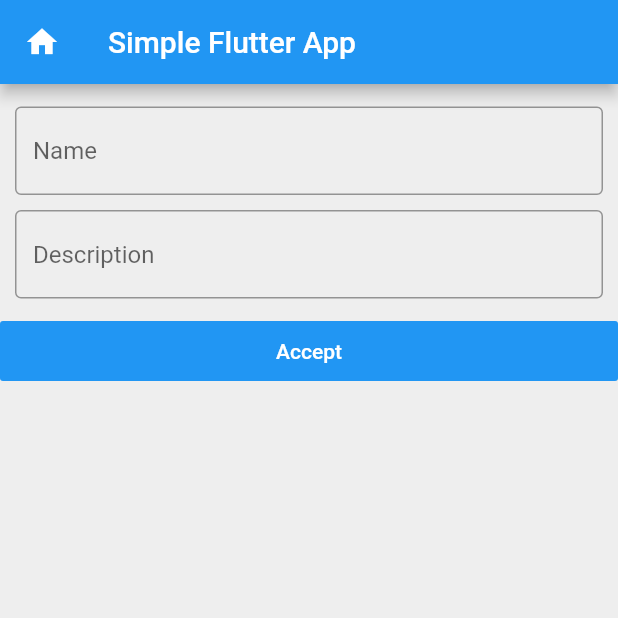
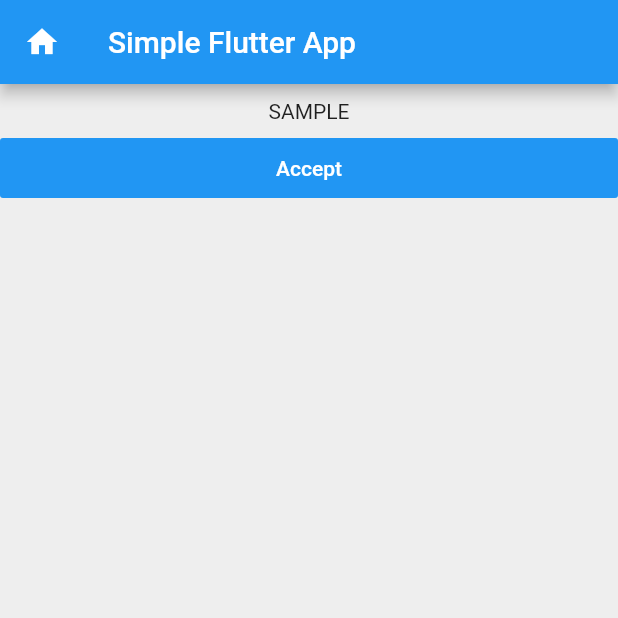
Before and after one commit to cortiz37/flutter_springboot, a Flutter app: the FormElements screen opened by its route, on a phone screen of 412 x 824 dp, the top half of it. Run offline on Flutter 3.47's test engine with Material 2 defaults, Android fonts, the phone set to English and light mode, and no system bars; network calls fail.

Commit message:
Revert "name & description inputs."
This reverts commit d701b127

```diff
--- a/flutter_ui/lib/routes/form_elements.dart
+++ b/flutter_ui/lib/routes/form_elements.dart
@@ -13,27 +13,6 @@ class _FormElements extends State<FormElements> {
   final GlobalKey<FormState> _formKey = GlobalKey<FormState>();
 
   Widget _buildForm(BuildContext context) {
-    var controls = [
-      Padding(
-        padding: EdgeInsets.symmetric(vertical: 5),
-        child: TextFormField(
-          decoration: InputDecoration(
-            hintText: 'Name',
-            border: OutlineInputBorder(borderRadius: BorderRadius.circular(4)),
-          ),
-        ),
-      ),
-      Padding(
-        padding: EdgeInsets.symmetric(vertical: 5),
-        child: TextFormField(
-          decoration: InputDecoration(
-            hintText: 'Description',
-            border: OutlineInputBorder(borderRadius: BorderRadius.circular(4)),
-          ),
-        ),
-      ),
-    ];
-
     return Form(
       child: Column(
         mainAxisSize: MainAxisSize.min,
@@ -44,7 +23,7 @@ class _FormElements extends State<FormElements> {
               key: _formKey,
               child: Column(
                 crossAxisAlignment: CrossAxisAlignment.start,
-                children: controls,
+                children: [Text('SAMPLE')],
               ),
             ),
           ),
```
